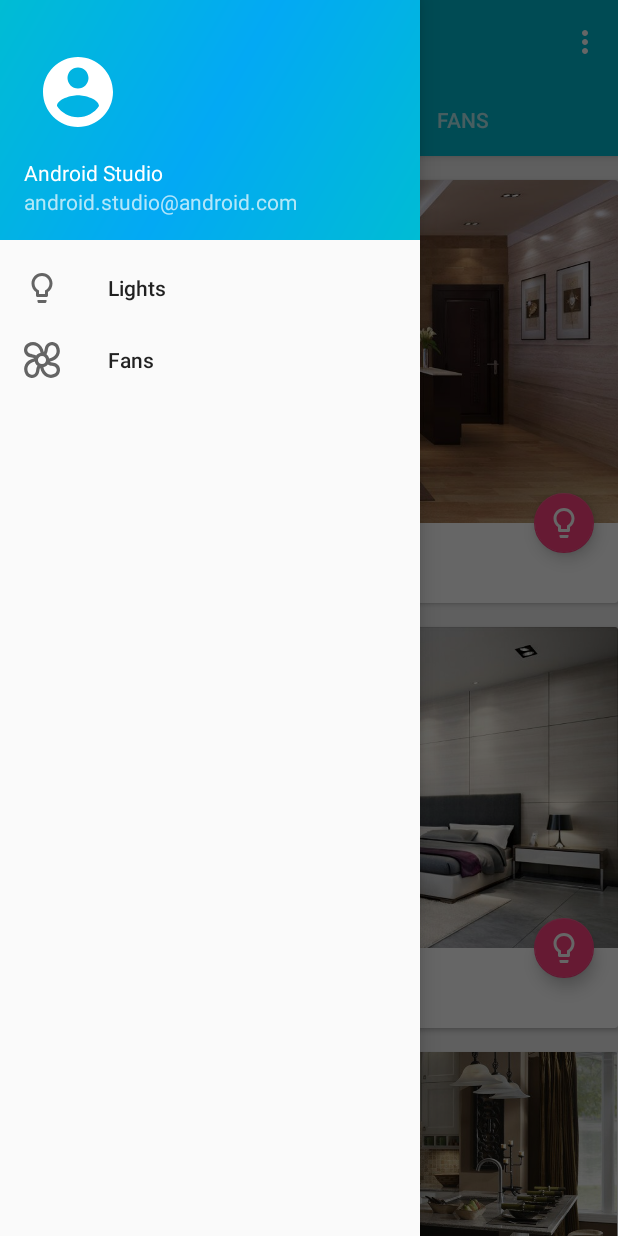
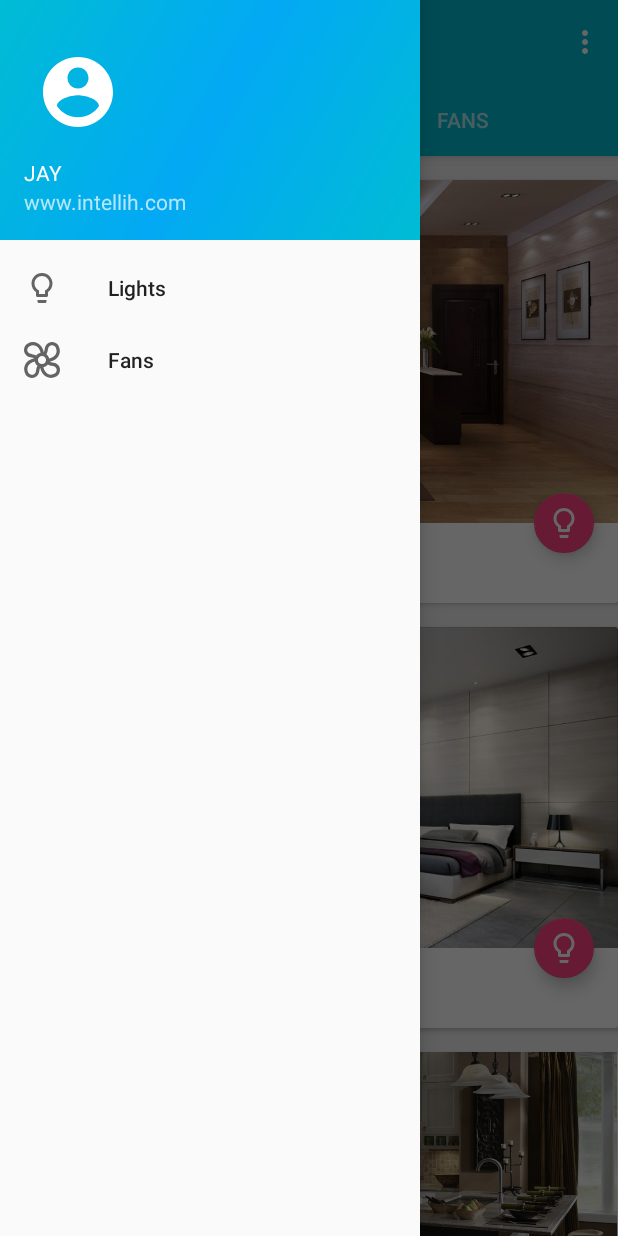
Before and after one commit to Jaideep5ingh/IntelliH, an Android app: the MainActivity screen opened directly, with no data from a screen before it, with the side drawer open, on a phone screen of 412 x 824 dp. Run offline under Robolectric (Android 15) with nearby library versions, the phone set to English and light mode, and no system bars.

Commit message:
Changing colors to check git integeration

```diff
--- a/app/src/main/java/com/intelli/h/minor_t2/SplashScreen/SplashScreen.java
+++ b/app/src/main/java/com/intelli/h/minor_t2/SplashScreen/SplashScreen.java
@@ -22,14 +22,11 @@ public class SplashScreen extends Activity {
              * Showing splash screen with a timer. This will be useful when you
              * want to show case your app logo / company
              */
-
             @Override
             public void run() {
                 // This method will be executed once the timer is over
                 // Start your app main activity
-                Intent i = new Intent(SplashScreen.this, com.intelli.h.minor_t2.IntroSlider.WelcomeActivity.class);
-                startActivity(i);
-
+                startActivity(new Intent(SplashScreen.this, com.intelli.h.minor_t2.IntroSlider.WelcomeActivity.class));
                 // close this activity
                 finish();
             }
--- a/app/src/main/res/layout/activity_device_list.xml
+++ b/app/src/main/res/layout/activity_device_list.xml
@@ -4,9 +4,8 @@
     android:paddingRight="@dimen/activity_horizontal_margin"
     android:paddingTop="@dimen/activity_vertical_margin"
     android:paddingBottom="@dimen/activity_vertical_margin"
-
     tools:context="com.intelli.h.minor_t2.BT_Integration.DeviceList"
-    android:background="#3c3f41">
+    android:background="@color/colorPrimary">
 
     <TextView
         android:layout_width="wrap_content"
@@ -29,7 +28,7 @@
         android:layout_alignParentStart="true"
         android:layout_alignParentRight="true"
         android:layout_alignParentEnd="true"
-        android:background="#e75238" />
+        android:background="@color/colorAccent" />
 
     <ListView
         android:layout_width="wrap_content"
@@ -44,6 +43,7 @@
         android:layout_width="wrap_content"
         android:layout_height="wrap_content"
         android:id="@+id/imageView"
+        android:layout_marginLeft="60dp"
         android:src="@drawable/cover"
         android:layout_below="@+id/textView"
         android:layout_toRightOf="@+id/textView"
--- a/app/src/main/res/layout/content_main.xml
+++ b/app/src/main/res/layout/content_main.xml
@@ -14,4 +14,5 @@
         android:layout_height="match_parent"
         android:background="#eee"
         android:id="@+id/view_pager"/>
+
 </RelativeLayout>
--- a/app/src/main/res/layout/nav_header_main.xml
+++ b/app/src/main/res/layout/nav_header_main.xml
@@ -1,6 +1,5 @@
 <?xml version="1.0" encoding="utf-8"?>
 <LinearLayout xmlns:android="http://schemas.android.com/apk/res/android"
-    xmlns:app="http://schemas.android.com/apk/res-auto"
     android:layout_width="match_parent"
     android:layout_height="@dimen/nav_header_height"
     android:background="@drawable/side_nav_bar"
@@ -23,13 +22,13 @@
         android:layout_width="match_parent"
         android:layout_height="wrap_content"
         android:paddingTop="@dimen/nav_header_vertical_spacing"
-        android:text="Android Studio"
+        android:text="JAY"
         android:textAppearance="@style/TextAppearance.AppCompat.Body1" />
 
     <TextView
         android:id="@+id/textView"
         android:layout_width="wrap_content"
         android:layout_height="wrap_content"
-        android:text="android.studio@android.com" />
+        android:text="www.intellih.com" />
 
 </LinearLayout>
```
